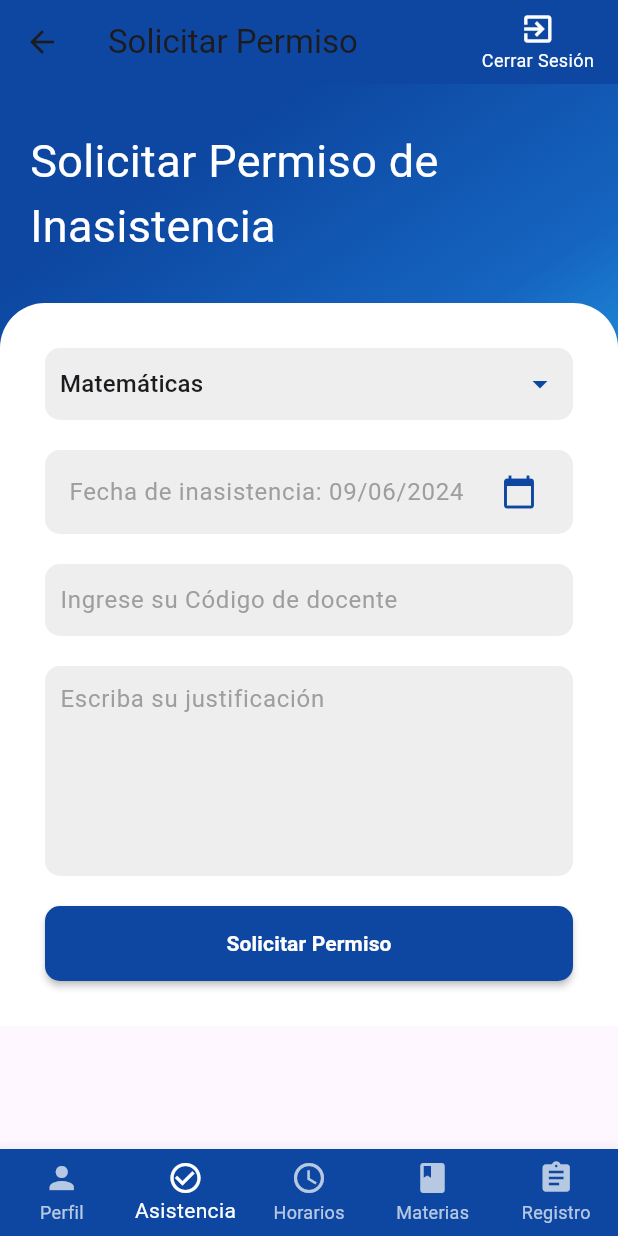
After one commit to YOFRANCITO/PROYECTO-SIG-FINAL, a Flutter app: the SolicitarPermisoPage screen opened directly, on a phone screen of 412 x 824 dp. The commit adds this screen. Run offline on Flutter 3.47's test engine with Material 3 defaults, Android fonts, the phone set to English and light mode, and no system bars; our stand-ins replace animate_do, geolocator, shared_preferences; accounts and stored records are empty.

Commit message:
Agregado clases virtuales y solicitud de inasistencia

```diff
--- a/lib/pages/marcarAsist.dart
+++ b/lib/pages/marcarAsist.dart
@@ -4,6 +4,7 @@ import 'dart:async';
 import 'package:flutter/material.dart';
 import 'package:geolocator/geolocator.dart';
 import 'package:intl/intl.dart';
+import '/pages/soliPermiso.dart';
 import '../components/appBar.dart';
 import '../components/barMenu.dart';
 
@@ -37,6 +38,21 @@ class _MarcarAsistState extends State<MarcarAsist> {
       longitud = position.longitude.toString();
       latitud = position.latitude.toString();
     });
+  }
+
+  void sendAttendance({required bool isVirtual}) {
+    // Aquí se debería enviar la asistencia al backend
+    String latitudeToSend = isVirtual ? "null" : latitud;
+    String longitudeToSend = isVirtual ? "null" : longitud;
+
+    // Simulación de envío
+    ScaffoldMessenger.of(context).showSnackBar(
+      SnackBar(
+        content: Text(
+          'Asistencia marcada: Materia: $selectedSubject, Latitud: $latitudeToSend, Longitud: $longitudeToSend',
+        ),
+      ),
+    );
   }
 
   @override
@@ -160,7 +176,7 @@ class _MarcarAsistState extends State<MarcarAsist> {
                       SizedBox(height: 20),
                       MaterialButton(
                         onPressed: () {
-                          getCurrentLocation();
+                          sendAttendance(isVirtual: false);
                         },
                         height: 50,
                         color: Colors.blue.shade900,
@@ -184,7 +200,9 @@ class _MarcarAsistState extends State<MarcarAsist> {
                         children: <Widget>[
                           Expanded(
                             child: MaterialButton(
-                              onPressed: () {},
+                              onPressed: () {
+                                sendAttendance(isVirtual: true);
+                              },
                               height: 50,
                               color: Colors.blue,
                               shape: RoundedRectangleBorder(
@@ -201,7 +219,12 @@ class _MarcarAsistState extends State<MarcarAsist> {
                           SizedBox(width: 10),
                           Expanded(
                             child: MaterialButton(
-                              onPressed: () {},
+                              onPressed: () {
+                                Navigator.push(
+                                  context,
+                                  MaterialPageRoute(builder: (context) => SolicitarPermisoPage()),
+                                );
+                              },
                               height: 50,
                               shape: RoundedRectangleBorder(
                                 borderRadius: BorderRadius.circular(10),
@@ -225,7 +248,7 @@ class _MarcarAsistState extends State<MarcarAsist> {
           ),
         ),
       ),
-      bottomNavigationBar: BottomNavBar(selectedIndex: 1,),
+      bottomNavigationBar: BottomNavBar(selectedIndex: 1),
     );
   }
 }
--- /dev/null
+++ b/lib/pages/soliPermiso.dart
@@ -0,0 +1,180 @@
+// ignore_for_file: prefer_const_constructors, prefer_const_literals_to_create_immutables
+
+import 'package:flutter/material.dart';
+import 'package:intl/intl.dart';
+import '../components/appBar.dart';
+import '../components/barMenu.dart';
+
+class SolicitarPermisoPage extends StatefulWidget {
+  @override
+  _SolicitarPermisoPageState createState() => _SolicitarPermisoPageState();
+}
+
+class _SolicitarPermisoPageState extends State<SolicitarPermisoPage> {
+  String selectedSubject = "Matemáticas";
+  DateTime selectedDate = DateTime.now();
+  final TextEditingController _codigoController = TextEditingController();
+  final TextEditingController _justificacionController = TextEditingController();
+
+  Future<void> _selectDate(BuildContext context) async {
+    final DateTime? picked = await showDatePicker(
+      context: context,
+      initialDate: selectedDate,
+      firstDate: DateTime(2000),
+      lastDate: DateTime(2101),
+    );
+    if (picked != null && picked != selectedDate) {
+      setState(() {
+        selectedDate = picked;
+      });
+    }
+  }
+
+  @override
+  Widget build(BuildContext context) {
+    return Scaffold(
+      appBar: CustomAppBar(title: 'Solicitar Permiso'),
+      body: Container(
+        width: double.infinity,
+        decoration: BoxDecoration(
+          gradient: LinearGradient(
+            begin: Alignment.topCenter,
+            colors: [
+              Colors.blue.shade900,
+              Colors.blue.shade800,
+              Colors.lightBlue.shade400,
+            ],
+          ),
+        ),
+        child: SingleChildScrollView(
+          child: Column(
+            crossAxisAlignment: CrossAxisAlignment.start,
+            children: <Widget>[
+              SizedBox(height: 20),
+              Padding(
+                padding: EdgeInsets.symmetric(horizontal: 20, vertical: 10),
+                child: Text(
+                  "Solicitar Permiso de Inasistencia",
+                  style: TextStyle(color: Colors.white, fontSize: 30),
+                ),
+              ),
+              SizedBox(height: 20),
+              Container(
+                decoration: BoxDecoration(
+                  color: Colors.white,
+                  borderRadius: BorderRadius.only(
+                    topLeft: Radius.circular(30),
+                    topRight: Radius.circular(30),
+                  ),
+                ),
+                child: Padding(
+                  padding: EdgeInsets.all(30),
+                  child: Column(
+                    children: <Widget>[
+                      Container(
+                        padding: EdgeInsets.symmetric(horizontal: 10),
+                        decoration: BoxDecoration(
+                          color: Colors.grey[200],
+                          borderRadius: BorderRadius.circular(10),
+                        ),
+                        child: DropdownButton<String>(
+                          value: selectedSubject,
+                          isExpanded: true,
+                          icon: Icon(Icons.arrow_drop_down, color: Colors.blue.shade900),
+                          underline: SizedBox(),
+                          onChanged: (String? newValue) {
+                            setState(() {
+                              selectedSubject = newValue!;
+                            });
+                          },
+                          items: <String>['Matemáticas', 'Ciencias', 'Historia']
+                              .map<DropdownMenuItem<String>>((String value) {
+                            return DropdownMenuItem<String>(
+                              value: value,
+                              child: Text(value),
+                            );
+                          }).toList(),
+                        ),
+                      ),
+                      SizedBox(height: 20),
+                      Container(
+                        decoration: BoxDecoration(
+                          color: Colors.grey[200],
+                          borderRadius: BorderRadius.circular(10),
+                        ),
+                        child: ListTile(
+                          title: Text(
+                            "Fecha de inasistencia: ${DateFormat('dd/MM/yyyy').format(selectedDate)}",
+                            style: TextStyle(color: Colors.grey),
+                          ),
+                          trailing: Icon(Icons.calendar_today, color: Colors.blue.shade900),
+                          onTap: () => _selectDate(context),
+                        ),
+                      ),
+                      SizedBox(height: 20),
+                      Container(
+                        decoration: BoxDecoration(
+                          color: Colors.grey[200],
+                          borderRadius: BorderRadius.circular(10),
+                        ),
+                        child: TextField(
+                          controller: _codigoController,
+                          decoration: InputDecoration(
+                            hintText: "Ingrese su Código de docente",
+                            hintStyle: TextStyle(color: Colors.grey),
+                            border: InputBorder.none,
+                            contentPadding: EdgeInsets.all(10),
+                          ),
+                        ),
+                      ),
+                      SizedBox(height: 20),
+                      Container(
+                        decoration: BoxDecoration(
+                          color: Colors.grey[200],
+                          borderRadius: BorderRadius.circular(10),
+                        ),
+                        child: TextField(
+                          controller: _justificacionController,
+                          maxLines: 5,
+                          decoration: InputDecoration(
+                            hintText: "Escriba su justificación",
+                            hintStyle: TextStyle(color: Colors.grey),
+                            border: InputBorder.none,
+                            contentPadding: EdgeInsets.all(10),
+                          ),
+                        ),
+                      ),
+                      SizedBox(height: 20),
+                      MaterialButton(
+                        onPressed: () {
+                          // Aquí se debería enviar la solicitud al backend
+                          ScaffoldMessenger.of(context).showSnackBar(
+                            SnackBar(
+                              content: Text('Permiso solicitado para la fecha ${DateFormat('dd/MM/yyyy').format(selectedDate)}'),
+                            ),
+                          );
+                        },
+                        height: 50,
+                        color: Colors.blue.shade900,
+                        shape: RoundedRectangleBorder(
+                          borderRadius: BorderRadius.circular(10),
+                        ),
+                        child: Center(
+                          child: Text(
+                            "Solicitar Permiso",
+                            style: TextStyle(color: Colors.white, fontWeight: FontWeight.bold),
+                          ),
+                        ),
+                      ),
+                    ],
+                  ),
+                ),
+              ),
+            ],
+          ),
+        ),
+      ),
+      bottomNavigationBar: BottomNavBar(selectedIndex: 1),
+    );
+  }
+}
```
